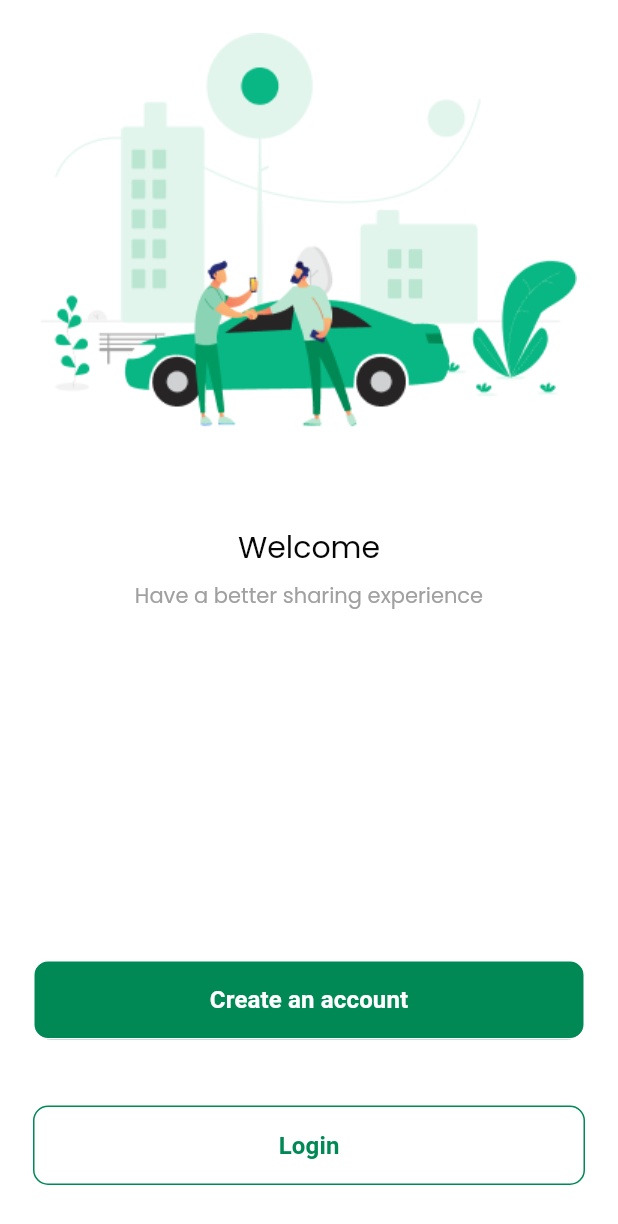
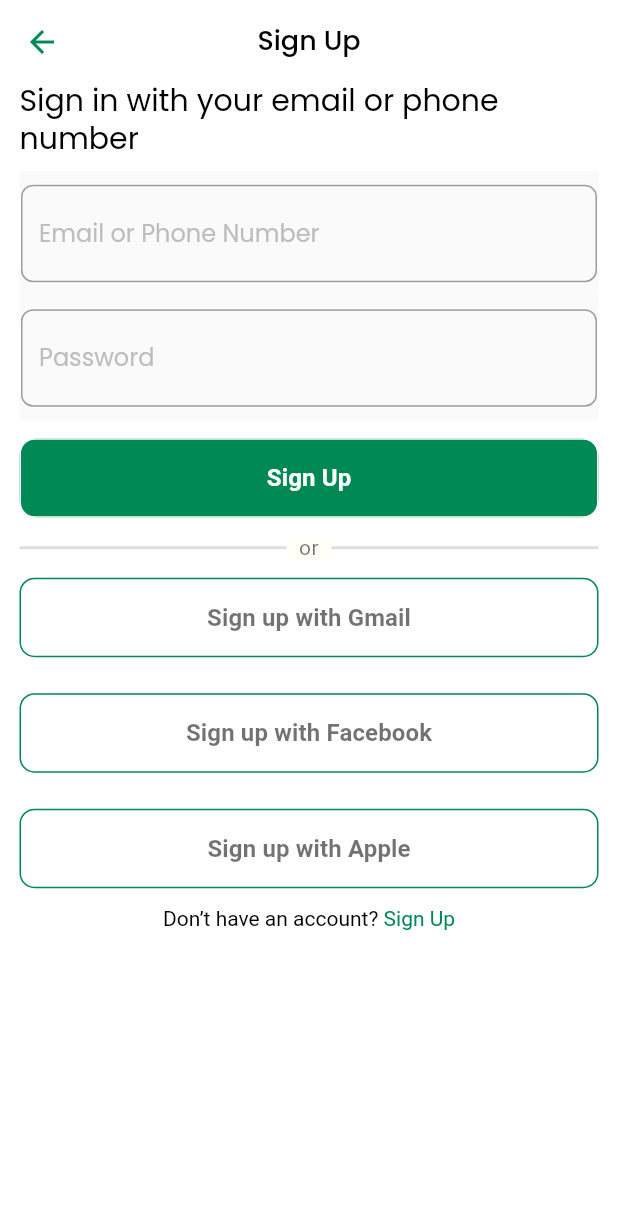
Before and after one commit to sauravchaulagain/rideapp, a Flutter app: the WelcomeWidget widget shown alone on an empty page, opened directly, after a tap on "Login", on a phone screen of 412 x 824 dp. Shown: the top 1224 px of the screen. Run offline on Flutter 3.47's test engine with Material 2 defaults, Android fonts, the phone set to English and light mode, and no system bars; our stand-ins replace cached_network_image, flutter_svg.

Commit message:
login page added

```diff
--- /dev/null
+++ b/lib/feature/auth/login/login_page.dart
@@ -0,0 +1,104 @@
+import 'package:flutter/material.dart';
+import 'package:portfolioapp/common/theme.dart';
+import 'package:portfolioapp/common/utils/size_utils.dart';
+import 'package:portfolioapp/common/widget/common_container.dart';
+import 'package:portfolioapp/common/widget/custom_button.dart';
+import 'package:portfolioapp/common/widget/custom_text_field.dart';
+import 'package:portfolioapp/feature/auth/register/screen/signup_page.dart';
+
+class LopginWidget extends StatefulWidget {
+  const LopginWidget({super.key});
+
+  @override
+  State<LopginWidget> createState() => _LopginWidget();
+}
+
+class _LopginWidget extends State<LopginWidget> {
+  final emailController = TextEditingController();
+  final passwordController = TextEditingController();
+
+  @override
+  Widget build(BuildContext context) {
+    return CommonContainer(
+      showRoundBotton: false,
+      appBarTitle: "Sign Up",
+      title: "Sign in with your email or phone number",
+      body: Column(
+        children: [
+          ReusableTextField(
+            controller: emailController,
+            hintText: "Email or Phone Number",
+          ),
+          ReusableTextField(
+            controller: passwordController,
+            hintText: "Password",
+          ),
+          CustomRoundedButtom(title: "Sign Up", onPressed: () {}),
+          Stack(
+            alignment: Alignment.center,
+            children: [
+              const Divider(
+                thickness: 2,
+              ),
+              Container(
+                color: CustomTheme.lightColor,
+                width: 30.wp,
+                child: const Text(
+                  "or",
+                  textAlign: TextAlign.center,
+                ),
+              ),
+            ],
+          ),
+          CustomRoundedButtom(
+            onPressed: () {},
+            title: "Sign up with Gmail",
+            color: Colors.transparent,
+            textColor: CustomTheme.darkColor.withOpacity(0.6),
+            borderColor: CustomTheme.appColor,
+          ),
+          CustomRoundedButtom(
+            onPressed: () {},
+            title: "Sign up with Facebook",
+            color: Colors.transparent,
+            borderColor: CustomTheme.appColor,
+            textColor: CustomTheme.darkColor.withOpacity(0.6),
+          ),
+          CustomRoundedButtom(
+            onPressed: () {},
+            title: "Sign up with Apple",
+            textColor: CustomTheme.darkColor.withOpacity(0.6),
+            color: Colors.transparent,
+            borderColor: CustomTheme.appColor,
+          ),
+          Center(
+            child: InkWell(
+              onTap: () {
+                Navigator.push(
+                  context,
+                  MaterialPageRoute(
+                    builder: (context) => const SignUpPage(),
+                  ),
+                );
+              },
+              child: RichText(
+                text: const TextSpan(
+                  text: 'Don’t have an account? ',
+                  style: TextStyle(color: Colors.black),
+                  children: <TextSpan>[
+                    TextSpan(
+                      text: 'Sign Up',
+                      style: TextStyle(color: CustomTheme.appColor),
+                    ),
+                  ],
+                ),
+              ),
+            ),
+          )
+        ],
+      ),
+    );
+  }
+
+  final gederList = ["Male", "Female", "Other"];
+}
--- a/lib/feature/auth/welcomeScreen/widget/welcome_widget.dart
+++ b/lib/feature/auth/welcomeScreen/widget/welcome_widget.dart
@@ -1,13 +1,11 @@
 import 'package:flutter/material.dart';
-import 'package:flutter/src/widgets/framework.dart';
-import 'package:flutter/src/widgets/placeholder.dart';
 import 'package:portfolioapp/app/text_style.dart';
 import 'package:portfolioapp/common/constant/assets.dart';
 import 'package:portfolioapp/common/theme.dart';
 import 'package:portfolioapp/common/utils/size_utils.dart';
-import 'package:portfolioapp/common/widget/common_container.dart';
 import 'package:portfolioapp/common/widget/custom_button.dart';
 import 'package:portfolioapp/common/widget/page_wrapper.dart';
+import 'package:portfolioapp/feature/auth/login/login_page.dart';
 import 'package:portfolioapp/feature/auth/register/screen/signup_page.dart';
 
 class WelcomeWidget extends StatelessWidget {
@@ -16,7 +14,7 @@ class WelcomeWidget extends StatelessWidget {
   @override
   Widget build(BuildContext context) {
     return PageWrapper(
-      padding: EdgeInsets.all(22),
+      padding: const EdgeInsets.all(22),
       body: SafeArea(
         child: Column(
           children: [
@@ -33,7 +31,7 @@ class WelcomeWidget extends StatelessWidget {
                 Navigator.push(
                     context,
                     MaterialPageRoute(
-                      builder: (context) => SignUpPage(),
+                      builder: (context) => const SignUpPage(),
                     ));
               },
             ),
@@ -43,7 +41,13 @@ class WelcomeWidget extends StatelessWidget {
               title: "Login",
               textColor: CustomTheme.primaryColor,
               borderColor: CustomTheme.primaryColor,
-              onPressed: () {},
+              onPressed: () {
+                Navigator.push(
+                    context,
+                    MaterialPageRoute(
+                      builder: (context) => const LopginWidget(),
+                    ));
+              },
             ),
           ],
         ),
```
